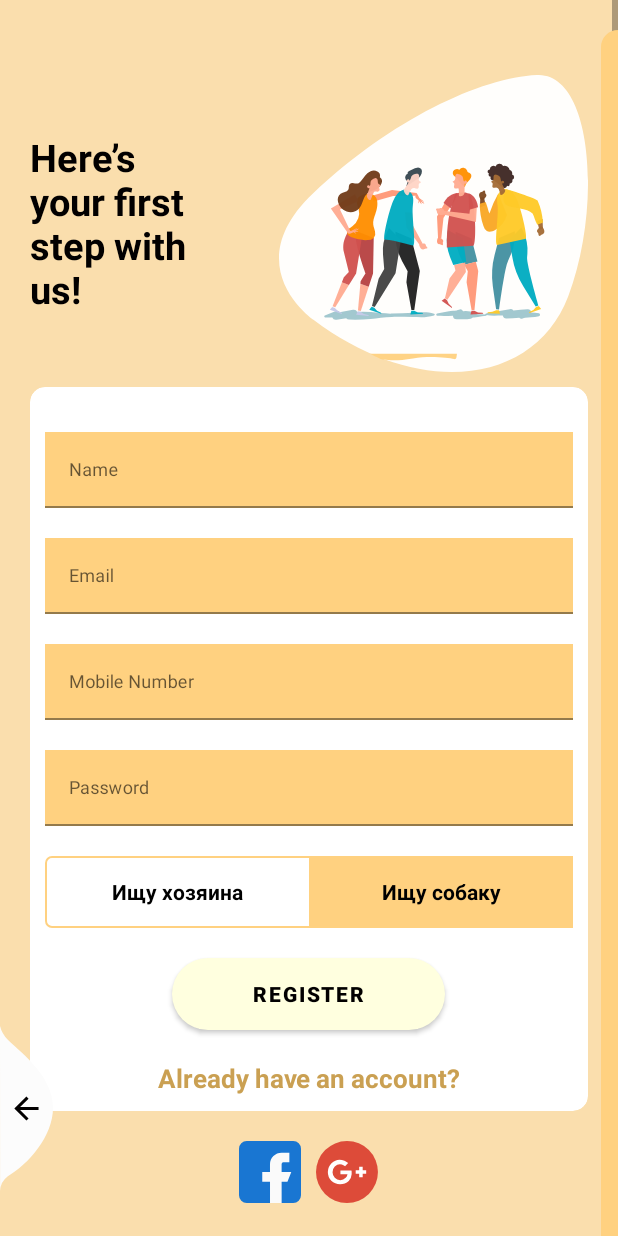
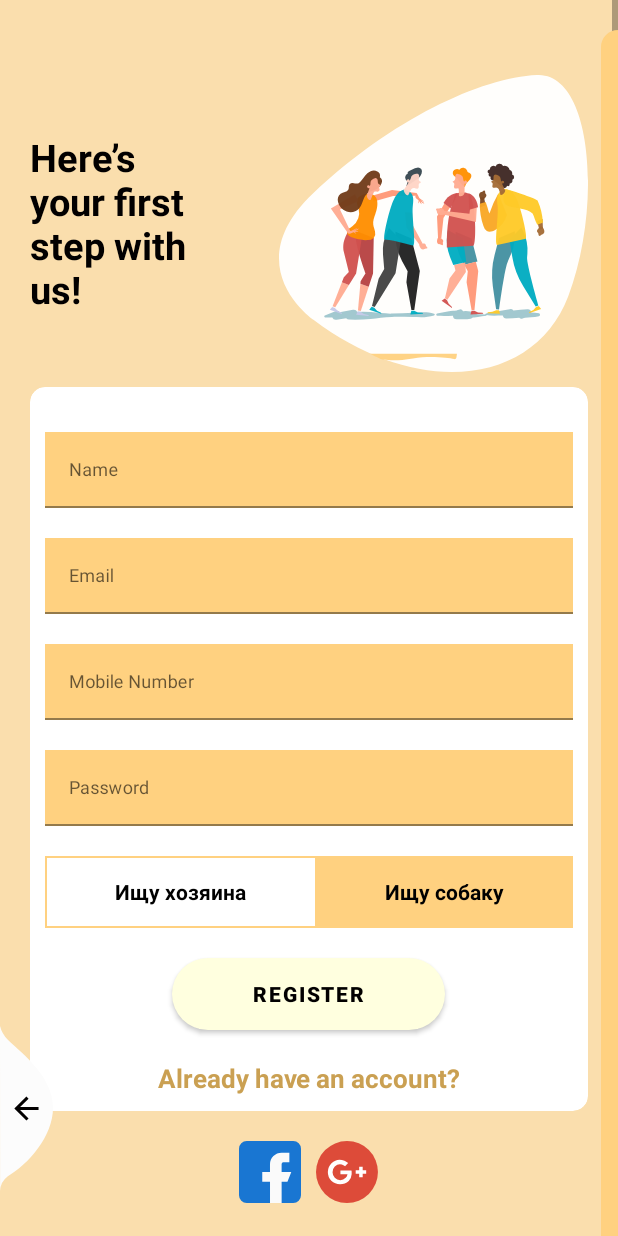
Before and after one commit to peltorator/psynder, an Android app: the RegistrationFragment screen opened through its navigation route, on a phone screen of 412 x 824 dp. Run offline under Robolectric (Android 15) with nearby library versions, the phone set to English and light mode, and no system bars; our stand-ins replace data binding; libraries missing offline, so code that uses them is left out: br.com.simplepass; plain views replace CircularProgressButton.

Commit message:
Fix buttons

```diff
--- a/android/app/src/main/AndroidManifest.xml
+++ b/android/app/src/main/AndroidManifest.xml
@@ -21,20 +21,17 @@
             android:exported="true"
             android:label="@string/title_activity_login"
 
-            android:theme="@style/Theme.MyApplication.NoActionBar">
+            android:theme="@style/Theme.MyApplication.NoActionBar"/>
+        <activity
+            android:exported="true"
+            android:name=".MainActivity"
+            android:theme="@style/Theme.MyApplication">
             <intent-filter>
                 <action android:name="android.intent.action.MAIN" />
 
                 <category android:name="android.intent.category.LAUNCHER" />
             </intent-filter>
         </activity>
-
-        <activity
-            android:name=".MainActivity"
-            android:exported="true"
-            android:theme="@style/Theme.MyApplication">
-
-        </activity>
     </application>
 
 </manifest>
--- a/android/app/src/main/res/drawable/outline.xml
+++ b/android/app/src/main/res/drawable/outline.xml
@@ -1,7 +1,7 @@
 <?xml version="1.0" encoding="utf-8"?>
 <shape xmlns:android="http://schemas.android.com/apk/res/android"
     android:shape="rectangle">
-    <corners android:radius="4dp" />
+    <corners android:radius="0dp" />
     <solid android:color="@color/white" />
     <stroke
         android:width="1dp"
--- a/android/app/src/main/res/layout/fragment_login.xml
+++ b/android/app/src/main/res/layout/fragment_login.xml
@@ -49,7 +49,7 @@
                 style="@style/editTextField"
                 android:layout_marginTop="@dimen/loginViewsMargin">
 
-                <EditText
+                <com.google.android.material.textfield.TextInputEditText
                     android:id="@+id/editTextEmail"
                     style="@style/editText"
                     android:hint="@string/login_email_hint"
--- a/android/app/src/main/res/layout/fragment_registration.xml
+++ b/android/app/src/main/res/layout/fragment_registration.xml
@@ -1,8 +1,8 @@
 <?xml version="1.0" encoding="utf-8"?>
-<layout>
-<RelativeLayout xmlns:android="http://schemas.android.com/apk/res/android"
-    xmlns:app="http://schemas.android.com/apk/res-auto"
-    xmlns:tools="http://schemas.android.com/tools"
+<layout xmlns:tools="http://schemas.android.com/tools"
+    xmlns:android="http://schemas.android.com/apk/res/android"
+    xmlns:app="http://schemas.android.com/apk/res-auto">
+<RelativeLayout
     android:layout_width="match_parent"
     android:layout_height="match_parent"
     android:layout_gravity="center"
@@ -57,8 +57,6 @@
                     <com.google.android.material.textfield.TextInputLayout
                         android:id="@+id/textInputName"
                         style="@style/editTextField"
-                        app:boxCornerRadiusBottomEnd="10dp"
-                        app:boxCornerRadiusBottomStart="27dp"
                         android:layout_marginTop="@dimen/loginViewsMargin">
 
                         <EditText
@@ -109,47 +107,41 @@
                     </com.google.android.material.textfield.TextInputLayout>
 
                     <RadioGroup
+                        android:layout_marginTop="20dp"
                         android:id="@+id/userTypeButton"
-                        android:checkedButton="@id/lookingForDog"
                         android:layout_width="match_parent"
                         android:layout_height="wrap_content"
-                        android:layout_marginTop="20dp"
                         android:background="@drawable/outline"
-                        android:orientation="horizontal">
-                        <androidx.constraintlayout.widget.ConstraintLayout
-                            android:layout_width="match_parent"
-                            android:layout_height="wrap_content">
+                        android:checkedButton="@+id/lookingForDog"
+                        android:orientation="horizontal"
+                        app:layout_constraintBottom_toBottomOf="parent"
+                        app:layout_constraintEnd_toEndOf="parent"
+                        app:layout_constraintStart_toStartOf="parent"
+                        app:layout_constraintTop_toTopOf="parent">
+
                         <RadioButton
                             android:id="@+id/lookingForOwner"
-                                android:layout_width="0dp"
-
-                                app:layout_constraintStart_toStartOf="parent"
-                                app:layout_constraintTop_toTopOf="parent"
-                                app:layout_constraintBottom_toBottomOf="parent"
-                                app:layout_constraintEnd_toStartOf="@+id/lookingForDog"
+                            android:layout_width="wrap_content"
                             android:layout_height="match_parent"
                             android:background="@drawable/toggle_widget_background"
                             android:button="@null"
                             android:gravity="center"
+                            android:layout_weight="1"
                             android:text="@string/looking_for_owner"
-                                android:textStyle="bold"
-                                android:textColor="@color/black"/>
+                            android:textColor="@color/black"
+                            android:textStyle="bold" />
+
                         <RadioButton
                             android:id="@+id/lookingForDog"
-                                android:layout_width="0dp"
-                                app:layout_constraintStart_toEndOf="@+id/lookingForOwner"
-                                app:layout_constraintEnd_toEndOf="parent"
-                                app:layout_constraintTop_toTopOf="parent"
-                                app:layout_constraintBottom_toBottomOf="parent"
+                            android:layout_width="wrap_content"
                             android:layout_height="match_parent"
                             android:background="@drawable/toggle_widget_background"
                             android:button="@null"
                             android:gravity="center"
+                            android:layout_weight="1"
                             android:text="@string/looking_for_dog"
-                                android:textStyle="bold"
-                                android:textColor="@color/black" />
-                        </androidx.constraintlayout.widget.ConstraintLayout>
-
+                            android:textColor="@color/black"
+                            android:textStyle="bold" />
                     </RadioGroup>
 
                     <br.com.simplepass.loading_button_lib.customViews.CircularProgressButton
```
Lines whose indentation alone changed are shown as unchanged.
